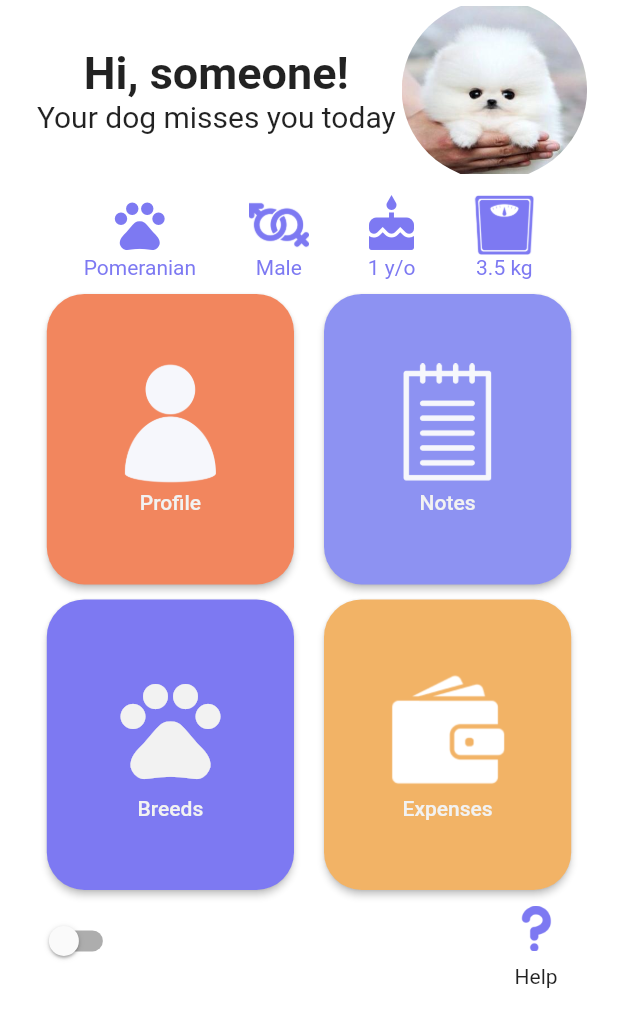
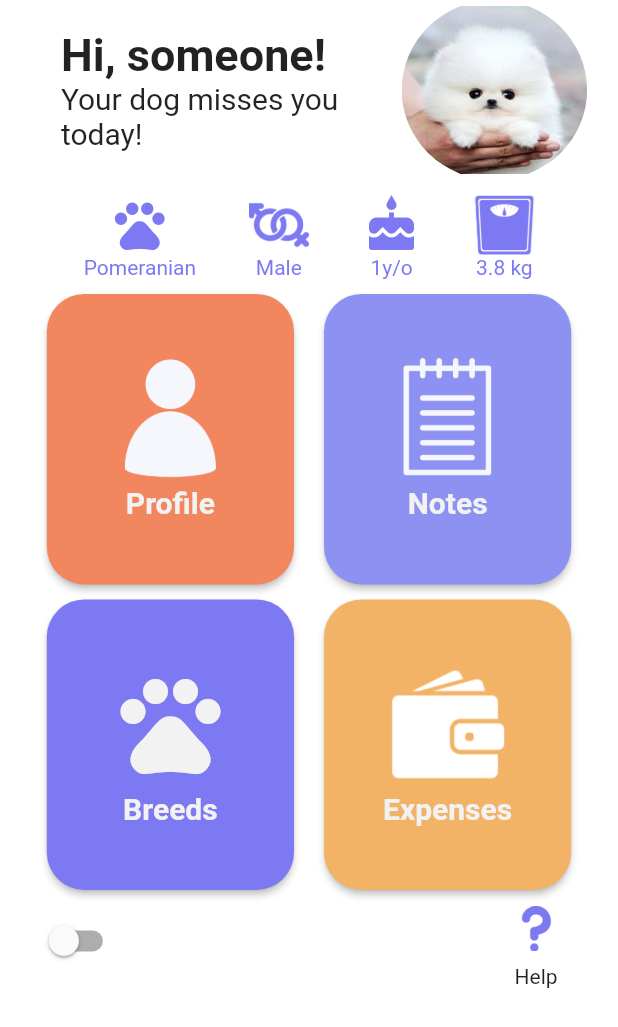
Before and after one commit to Crufixs/Captain-Puppy, a Flutter app: the screen it shows after launch, on a phone screen of 412 x 824 dp. Shown: the top 1027 px of the screen. Run offline on Flutter 3.47's test engine with Material 2 defaults, Android fonts, the light colour scheme and no system bars; our stand-ins replace carousel_slider, date_format, fl_chart, image_picker, rflutter_alert, shared_preferences and 1 more; accounts and stored records are empty.

Commit message:
hi piii!! new home page

```diff
--- a/lib/pages/Home Page.dart
+++ b/lib/pages/Home Page.dart
@@ -46,11 +46,14 @@ class _HomePageState extends State<HomePage> {
                         width: screenWidth * 0.9,
                         // height: 120,
                         child: Row(
+                          mainAxisAlignment: MainAxisAlignment.spaceBetween,
                           children: [
                             Expanded(
                               flex: 2,
+                              child: Padding(
+                                padding: const EdgeInsets.only(left: 20.0),
                                 child: Column(
-                                mainAxisAlignment: MainAxisAlignment.center,
+                                  crossAxisAlignment: CrossAxisAlignment.start,
                                   children: [
                                     Text(
                                       'Hi, ' + User.userName.toString() + "!",
@@ -60,12 +63,13 @@ class _HomePageState extends State<HomePage> {
                                       ),
                                     ),
                                     Text(
-                                    'Your dog misses you today',
+                                      'Your dog misses you today!',
                                       style: TextStyle(
                                         fontSize: 20,
                                       ),
                                     ),
                                   ],
+                                ),
                               ),
                             ),
                             Expanded(
@@ -103,7 +107,7 @@ class _HomePageState extends State<HomePage> {
                                   size: 40,
                                 ),
                                 Text(
-                                  'Pomeranian',
+                                  User.pet.breed.toString(),
                                   style: TextStyle(
                                     color: Color(0xff7d79f2),
                                   ),
@@ -118,7 +122,7 @@ class _HomePageState extends State<HomePage> {
                                   height: 40,
                                 ),
                                 Text(
-                                  'Male',
+                                  User.pet.gender.toString(),
                                   style: TextStyle(
                                     color: Color(0xff7D79F2),
                                   ),
@@ -133,7 +137,7 @@ class _HomePageState extends State<HomePage> {
                                   size: 40,
                                 ),
                                 Text(
-                                  '1 y/o',
+                                  User.pet.age.toString() + 'y/o',
                                   style: TextStyle(
                                     color: Color(0xff7d79f2),
                                   ),
@@ -148,7 +152,7 @@ class _HomePageState extends State<HomePage> {
                                   height: 40,
                                 ),
                                 Text(
-                                  '3.5 kg',
+                                  User.pet.weight.toString() + ' kg',
                                   style: TextStyle(
                                     color: Color(0xff7d79f2),
                                   ),
@@ -188,6 +192,8 @@ class _HomePageState extends State<HomePage> {
                                         'Profile',
                                         style: TextStyle(
                                           color: Color(0xffF2F2F2),
+                                          fontSize: 20,
+                                          fontWeight: FontWeight.bold,
                                         ),
                                       ),
                                     ],
@@ -231,6 +237,8 @@ class _HomePageState extends State<HomePage> {
                                         'Notes',
                                         style: TextStyle(
                                           color: Color(0xffF2F2F2),
+                                          fontSize: 20,
+                                          fontWeight: FontWeight.bold,
                                         ),
                                       ),
                                     ],
@@ -279,6 +287,8 @@ class _HomePageState extends State<HomePage> {
                                         'Breeds',
                                         style: TextStyle(
                                           color: Color(0xffF2F2F2),
+                                          fontSize: 20,
+                                          fontWeight: FontWeight.bold,
                                         ),
                                       ),
                                     ],
@@ -322,6 +332,8 @@ class _HomePageState extends State<HomePage> {
                                         'Expenses',
                                         style: TextStyle(
                                           color: Color(0xffF2F2F2),
+                                          fontSize: 20,
+                                          fontWeight: FontWeight.bold,
                                         ),
                                       ),
                                     ],
```
Lines whose indentation alone changed are shown as unchanged.
